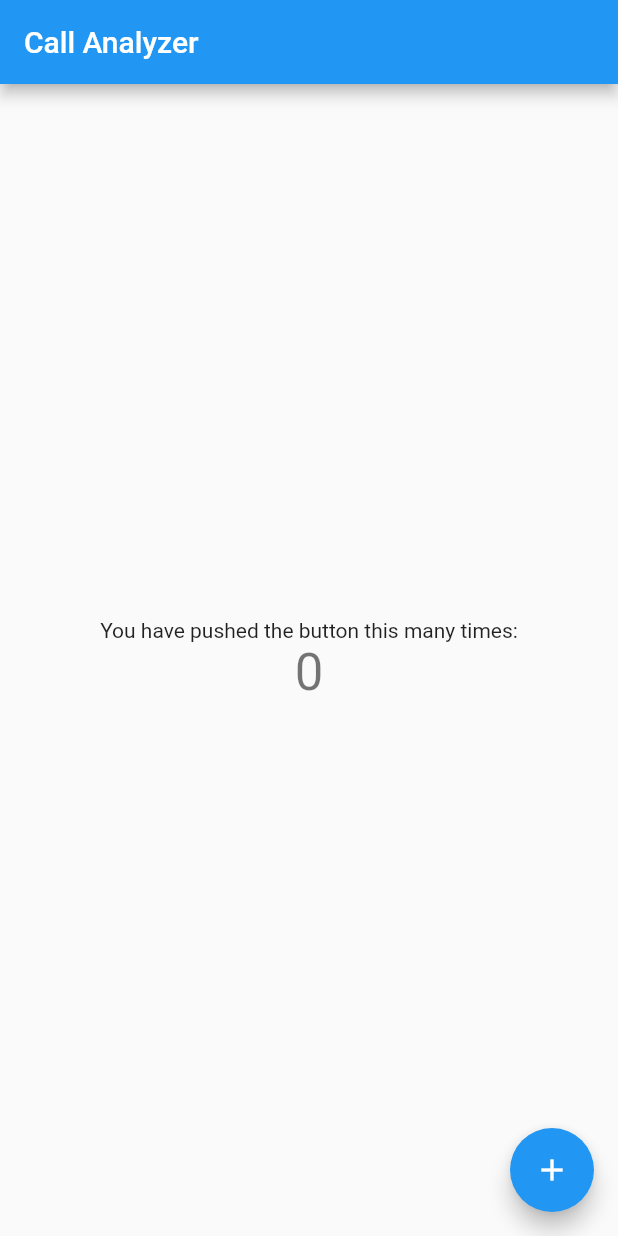
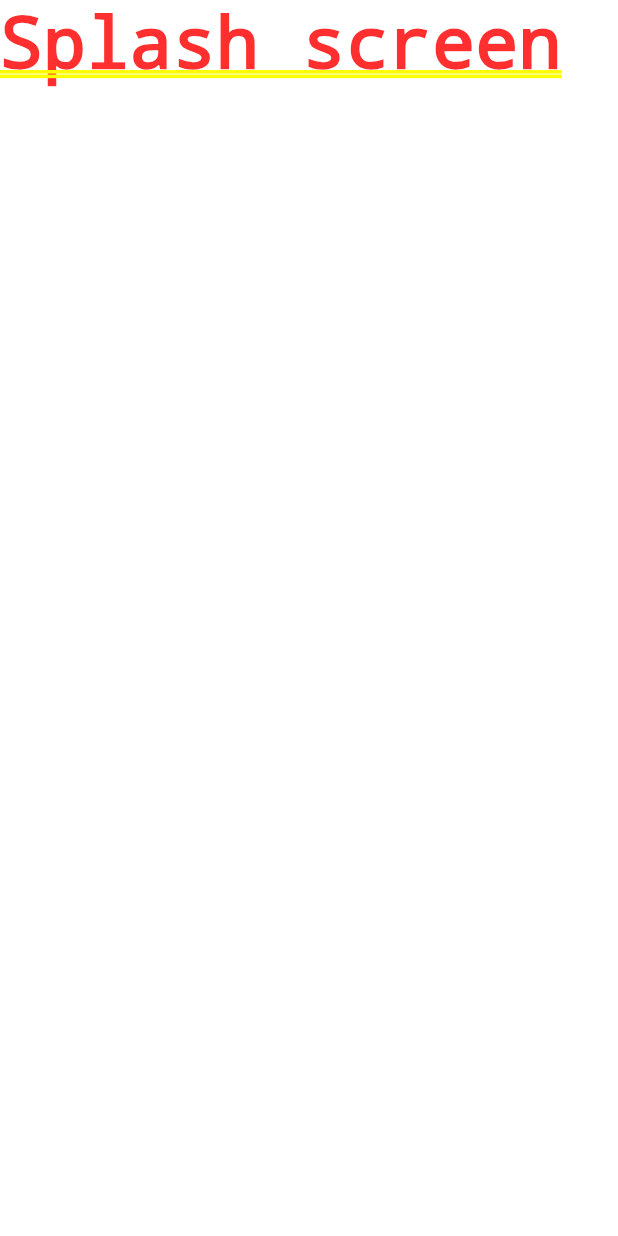
Before and after one commit to tomporat247/call-analyzer, a Flutter app: the screen it shows after launch, on a phone screen of 412 x 824 dp. Run offline on Flutter 3.47's test engine with Material 2 defaults, Android fonts, the phone set to English and light mode, and no system bars; our stand-ins replace font_awesome_flutter, get_it, permission_handler.

Commit message:
create the permission page layout, still unfinished

```diff
--- a/lib/config.dart
+++ b/lib/config.dart
@@ -5,3 +5,5 @@ final ThemeData appTheme = ThemeData(
 );
 
 const String appTitle = 'Call Analyzer';
+
+const double defaultPadding = 8.0;
--- a/lib/main.dart
+++ b/lib/main.dart
@@ -1,101 +1,59 @@
 import 'package:call_analyzer/config.dart';
+import 'package:call_analyzer/permissions/pages/permission_request.dart';
+import 'package:call_analyzer/permissions/services/permission_service.dart';
+import 'package:call_analyzer/splash_screen/splash_screen.dart';
 import 'package:flutter/material.dart';
+import 'package:get_it/get_it.dart';
+import 'package:permission_handler/permission_handler.dart';
 
-void main() => runApp(MyApp());
+void main() {
+  _registerServices();
+  runApp(MyApp());
+}
 
-class MyApp extends StatelessWidget {
-  // This widget is the root of your application.
+_registerServices() {
+  GetIt.instance.registerSingleton<PermissionService>(PermissionService());
+}
+
+class MyApp extends StatefulWidget {
+  @override
+  _MyAppState createState() => _MyAppState();
+}
+
+class _MyAppState extends State<MyApp> {
+  Widget _pageToDisplay;
+  PermissionService _permissionService = GetIt.instance<PermissionService>();
+
+  @override
+  void initState() {
+    _pageToDisplay = Container();
+    _determinePageToDisplay();
+    super.initState();
+  }
+
   @override
   Widget build(BuildContext context) {
     return MaterialApp(
       title: appTitle,
       theme: appTheme,
-      home: MyHomePage(title: appTitle),
+      home: _pageToDisplay,
     );
   }
-}
 
-class MyHomePage extends StatefulWidget {
-  MyHomePage({Key key, this.title}) : super(key: key);
+  _determinePageToDisplay() async {
+    if (!(await _permissionService.hasRequiredPermissions())) {
+      List<PermissionGroup> grantedPermissions =
+          await _permissionService.getGrantedPermissions();
+      setState(() {
+        _pageToDisplay =
+            new PermissionRequest(grantedPermissions: grantedPermissions);
+      });
+    } else {
+      setState(() {
+        _pageToDisplay = new SplashScreen();
+      });
+    }
 
-  // This widget is the home page of your application. It is stateful, meaning
-  // that it has a State object (defined below) that contains fields that affect
-  // how it looks.
-
-  // This class is the configuration for the state. It holds the values (in this
-  // case the title) provided by the parent (in this case the App widget) and
-  // used by the build method of the State. Fields in a Widget subclass are
-  // always marked "final".
-
-  final String title;
-
-  @override
-  _MyHomePageState createState() => _MyHomePageState();
-}
-
-class _MyHomePageState extends State<MyHomePage> {
-  int _counter = 0;
-
-  void _incrementCounter() {
-    setState(() {
-      // This call to setState tells the Flutter framework that something has
-      // changed in this State, which causes it to rerun the build method below
-      // so that the display can reflect the updated values. If we changed
-      // _counter without calling setState(), then the build method would not be
-      // called again, and so nothing would appear to happen.
-      _counter++;
-    });
-  }
-
-  @override
-  Widget build(BuildContext context) {
-    // This method is rerun every time setState is called, for instance as done
-    // by the _incrementCounter method above.
-    //
-    // The Flutter framework has been optimized to make rerunning build methods
-    // fast, so that you can just rebuild anything that needs updating rather
-    // than having to individually change instances of widgets.
-    return Scaffold(
-      appBar: AppBar(
-        // Here we take the value from the MyHomePage object that was created by
-        // the App.build method, and use it to set our appbar title.
-        title: Text(widget.title),
-      ),
-      body: Center(
-        // Center is a layout widget. It takes a single child and positions it
-        // in the middle of the parent.
-        child: Column(
-          // Column is also a layout widget. It takes a list of children and
-          // arranges them vertically. By default, it sizes itself to fit its
-          // children horizontally, and tries to be as tall as its parent.
-          //
-          // Invoke "debug painting" (press "p" in the console, choose the
-          // "Toggle Debug Paint" action from the Flutter Inspector in Android
-          // Studio, or the "Toggle Debug Paint" command in Visual Studio Code)
-          // to see the wireframe for each widget.
-          //
-          // Column has various properties to control how it sizes itself and
-          // how it positions its children. Here we use mainAxisAlignment to
-          // center the children vertically; the main axis here is the vertical
-          // axis because Columns are vertical (the cross axis would be
-          // horizontal).
-          mainAxisAlignment: MainAxisAlignment.center,
-          children: <Widget>[
-            Text(
-              'You have pushed the button this many times:',
-            ),
-            Text(
-              '$_counter',
-              style: Theme.of(context).textTheme.display1,
-            ),
-          ],
-        ),
-      ),
-      floatingActionButton: FloatingActionButton(
-        onPressed: _incrementCounter,
-        tooltip: 'Increment',
-        child: Icon(Icons.add),
-      ), // This trailing comma makes auto-formatting nicer for build methods.
-    );
+    Future.wait([]).then((List answers) {});
   }
 }
--- /dev/null
+++ b/lib/permissions/models/permission_details.dart
@@ -0,0 +1,15 @@
+import 'package:flutter/cupertino.dart';
+import 'package:permission_handler/permission_handler.dart';
+
+class PermissionDetails {
+  final PermissionGroup permission;
+  final String name;
+  final String description;
+  final IconData icon;
+
+  PermissionDetails(
+      {@required this.permission,
+      @required this.name,
+      @required this.description,
+      @required this.icon});
+}
--- /dev/null
+++ b/lib/permissions/services/permission_service.dart
@@ -0,0 +1,56 @@
+import 'package:call_analyzer/permissions/models/permission_details.dart';
+import 'package:font_awesome_flutter/font_awesome_flutter.dart';
+import 'package:permission_handler/permission_handler.dart';
+
+class PermissionService {
+  PermissionHandler _permissionHandler;
+  List<PermissionGroup> _requiredPermissions;
+
+  List<PermissionDetails> get requiredPermissionDetails => [
+        PermissionDetails(
+            permission: PermissionGroup.contacts,
+            name: 'Contacts',
+            icon: FontAwesomeIcons.addressBook,
+            description:
+                'Allow this app to reveice all your contacts and call logs for statistic analysis'),
+        PermissionDetails(
+            permission: PermissionGroup.storage,
+            icon: FontAwesomeIcons.archive,
+            name: 'Storage',
+            description:
+                'Allow this app to access device storage to quickly load call logs and'),
+      ];
+
+  PermissionService() {
+    _permissionHandler = PermissionHandler();
+    _requiredPermissions = [PermissionGroup.contacts, PermissionGroup.storage];
+  }
+
+  Future<bool> hasRequiredPermissions() async {
+    for (PermissionGroup permission in _requiredPermissions) {
+      if (!(await hasPermission(permission))) {
+        return false;
+      }
+    }
+    return true;
+  }
+
+  Future<List<PermissionGroup>> getGrantedPermissions() async {
+    List<PermissionGroup> grantedPermissions = new List();
+    for (PermissionGroup permission in _requiredPermissions) {
+      if (await hasPermission(permission)) {
+        grantedPermissions.add(permission);
+      }
+    }
+    return grantedPermissions;
+  }
+
+  Future<bool> hasPermission(PermissionGroup permission) async {
+    return (await _permissionHandler.checkPermissionStatus(permission)) ==
+        PermissionStatus.granted;
+  }
+
+  Future<void> requestPermission(PermissionGroup permission) async {
+    await _permissionHandler.requestPermissions([permission]);
+  }
+}
--- /dev/null
+++ b/lib/splash_screen/splash_screen.dart
@@ -0,0 +1,8 @@
+import 'package:flutter/material.dart';
+
+class SplashScreen extends StatelessWidget {
+  @override
+  Widget build(BuildContext context) {
+    return Text('Splash screen');
+  }
+}
--- a/pubspec.yaml
+++ b/pubspec.yaml
@@ -14,12 +14,13 @@ description: A new Flutter application.
 version: 1.0.0+1
 
 environment:
-  sdk: ">=2.1.0 <3.0.0"
+  sdk: ">=2.3.0 <3.0.0"
 
 dependencies:
   flutter:
     sdk: flutter
 
+  font_awesome_flutter: ^8.5.0
   get_it: ^3.0.1
   permission_handler: ^3.2.0
   contacts_service: ^0.3.4
```
Also changed, not shown: lib/permissions/pages/permission_request.dart (added, +97 -0 lines), pubspec.lock.
